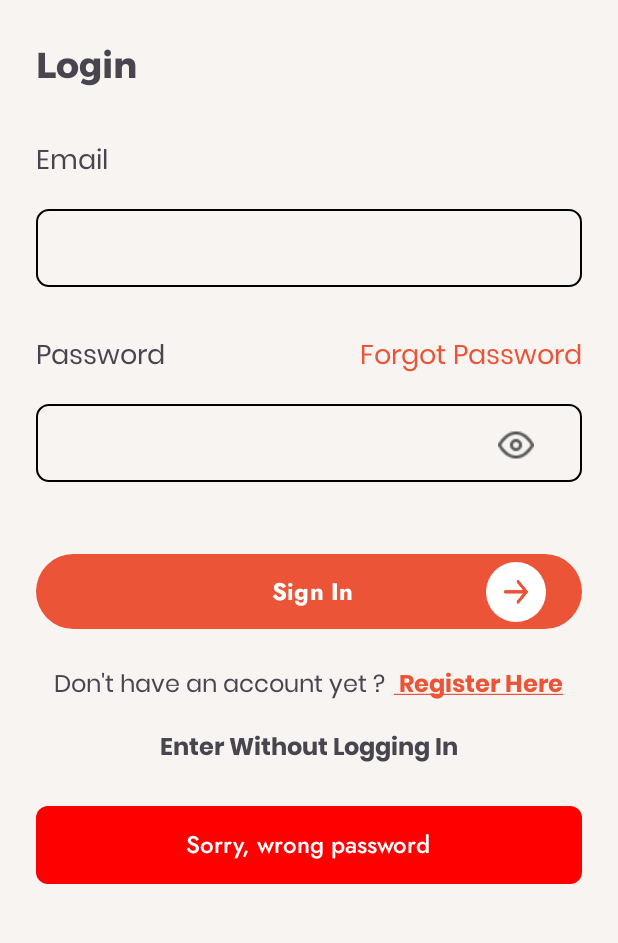
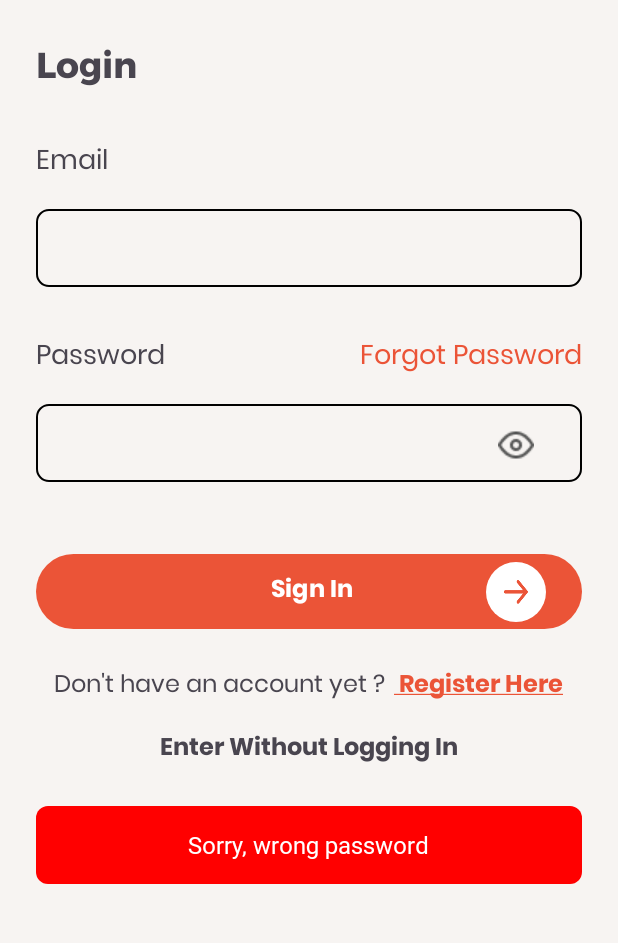
Before and after one commit to Ikaap/Preducation, an Android app: the screen it shows after launch (LoginActivity), after a tap on "Sign In", on a phone screen of 412 x 824 dp, the part 282-1225 px from its top. Run offline under Robolectric (Android 15) with nearby library versions, the phone set to English and light mode, and no system bars.

Commit message:
update layout login activity

```diff
--- a/app/src/main/res/layout/activity_login.xml
+++ b/app/src/main/res/layout/activity_login.xml
@@ -135,7 +135,7 @@
                 android:layout_marginTop="32dp"
                 android:background="@drawable/bg_button_primary"
                 android:drawableRight="@drawable/eclipse_right_drawable"
-                android:fontFamily="@font/jost_bold"
+                android:fontFamily="@font/poppins_bold"
                 android:paddingLeft="76dp"
                 android:text="@string/text_sign_in"
                 android:textColor="#FFFFFF"
```
Also changed, not shown: app/src/main/res/font/jost_bold.ttf (deleted), app/src/main/res/font/jost_medium.ttf (deleted), app/src/main/res/font/jost_regular.ttf (deleted), app/src/main/res/font/jost_semibold.ttf (deleted).
